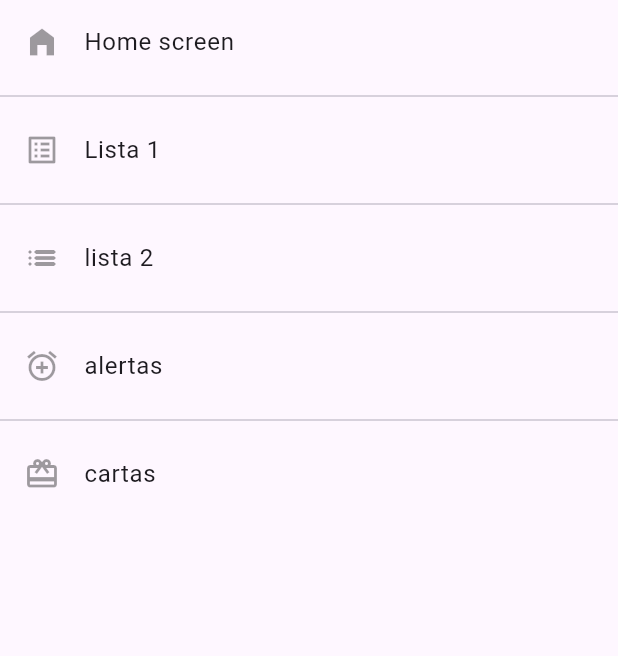
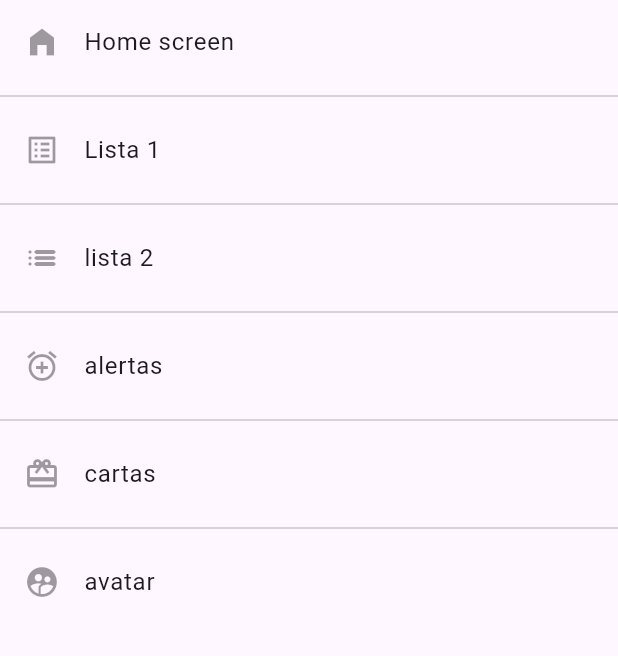
Before and after one commit to jesWeb/Componentes_Flutter, a Flutter app: the screen it shows after launch, on a phone screen of 412 x 824 dp, the part 84-740 px from its top. Run offline on Flutter 3.47's test engine with Material 3 defaults, Android fonts, the phone set to English and light mode, and no system bars.

Commit message:
cree una ventana de avatar dode inserte la imagen y a su vez cree la ranura chica en el appbar

```diff
--- a/lib/router/app_router.dart
+++ b/lib/router/app_router.dart
@@ -31,7 +31,12 @@ class AppRouter {
         route: 'card',
         name: 'cartas',
         screen: const CardScreen(),
-        icon: Icons.card_giftcard_outlined)
+        icon: Icons.card_giftcard_outlined),
+    MenuOption(
+        route: 'avatar',
+        name: 'avatar',
+        screen: const AvatarScreen(),
+        icon: Icons.supervised_user_circle)
   ];
 
   //metodo de mapeo de rutas, up
--- a/lib/screens/screens.dart
+++ b/lib/screens/screens.dart
@@ -3,11 +3,9 @@
  * de el programa
  * En este archivo exportaremos las rutas de las vitas para que evitemos un grande crecimiento en las pantallas y dependecias
  */
-
-
-
 export 'package:componentes/screens/alert_screen.dart';
 export 'package:componentes/screens/card_screen.dart';
 export 'package:componentes/screens/home_screen.dart';
 export 'package:componentes/screens/listview1_screen.dart';
 export 'package:componentes/screens/listview2_screen.dart';
+export 'package:componentes/screens/avatar_screen.dart';
```
Also changed, not shown: lib/screens/avatar_screen.dart (added, +30 -0 lines).
